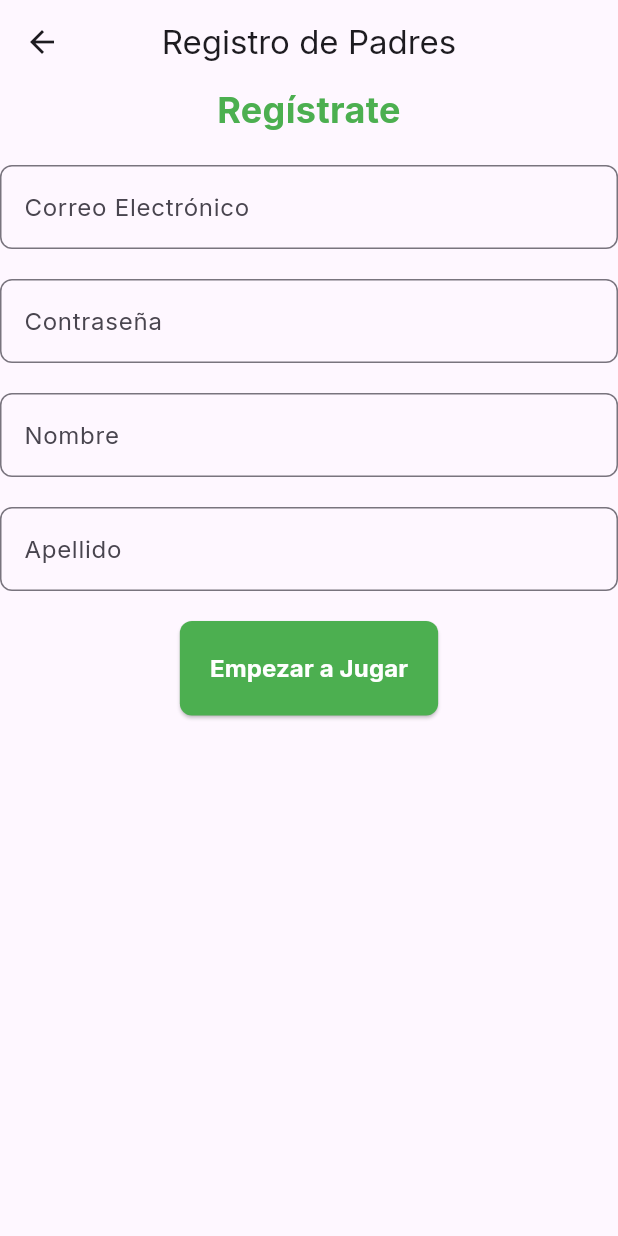
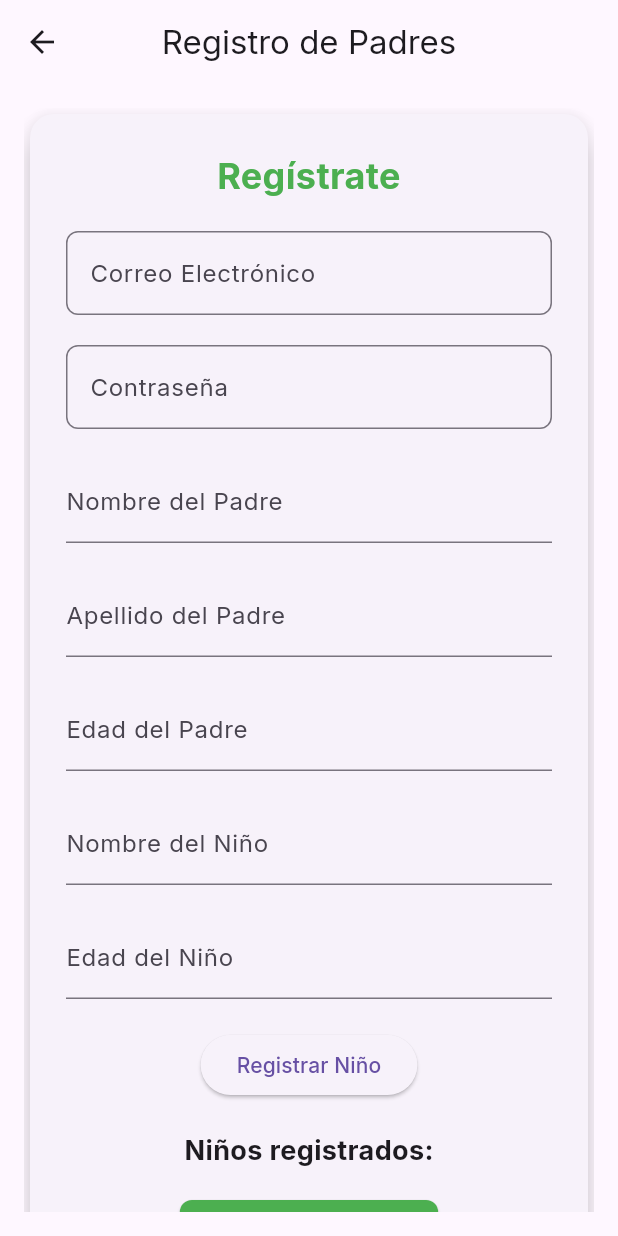
Before and after one commit to GrullonDev/EduPlay, a Flutter app: the screen it shows after launch, after a tap on "Iniciar", on a phone screen of 412 x 824 dp. Run offline on Flutter 3.47's test engine with Material 3 defaults, Android fonts, the phone set to English and light mode, and no system bars; our stand-ins replace cloud_firestore, firebase_auth, firebase_core, get_it, google_fonts; accounts and stored records are empty; network calls fail.

Commit message:
Implement parent registration: add new pages and logic for parent-child registration

```diff
--- a/lib/features/register/pages/register_layout.dart
+++ /dev/null
@@ -1,54 +0,0 @@
-import 'package:flutter/material.dart';
-
-import 'package:provider/provider.dart';
-
-import 'package:edu_play/features/register/bloc/register_bloc.dart';
-import 'package:edu_play/features/register/widgets/register_button.dart';
-
-class RegisterLayout extends StatelessWidget {
-  const RegisterLayout({super.key});
-
-  @override
-  Widget build(BuildContext context) {
-    return Consumer<RegisterProvider>(
-      builder: (context, bloc, __) => Center(
-        child: Padding(
-          padding: const EdgeInsets.all(124),
-          child: Card(
-            elevation: 8,
-            shape: RoundedRectangleBorder(
-              borderRadius: BorderRadius.circular(16),
-            ),
-            child: Column(
-              crossAxisAlignment: CrossAxisAlignment.center,
-              mainAxisSize: MainAxisSize.max,
-              mainAxisAlignment: MainAxisAlignment.center,
-              children: [
-                TextField(
-                  controller: bloc.firstNameController,
-                  decoration:
-                      const InputDecoration(labelText: 'Nombre del Padre'),
-                ),
-                const SizedBox(height: 20),
-                TextField(
-                  controller: bloc.lastNameController,
-                  decoration:
-                      const InputDecoration(labelText: 'Apellido del Padre'),
-                  keyboardType: TextInputType.text,
-                ),
-                const SizedBox(height: 20),
-                TextField(
-                  controller: bloc.ageController,
-                  decoration:
-                      const InputDecoration(labelText: 'Edad del Padre'),
-                  keyboardType: TextInputType.number,
-                ),
-                const RegisterButton(),
-              ],
-            ),
-          ),
-        ),
-      ),
-    );
-  }
-}
--- a/lib/features/register/pages/register_page.dart
+++ /dev/null
@@ -1,27 +0,0 @@
-import 'package:edu_play/data/repositories/auth_repository.dart';
-import 'package:flutter/material.dart';
-import 'package:provider/provider.dart';
-import 'package:edu_play/features/register/bloc/register_bloc.dart';
-import 'package:edu_play/features/register/widgets/register_form.dart';
-import 'package:edu_play/utils/injection_container.dart';
-
-class RegisterPage extends StatelessWidget {
-  const RegisterPage({super.key});
-
-  @override
-  Widget build(BuildContext context) {
-    return ChangeNotifierProvider<RegisterProvider>(
-      create: (context) => RegisterProvider(
-        context: context,
-        authRepository: sl.get<AuthRepository>(),
-      ),
-      builder: (_, __) => Scaffold(
-        appBar: AppBar(
-          title: const Text('Registro de Padres'),
-          centerTitle: true,
-        ),
-        body: const RegisterForm(),
-      ),
-    );
-  }
-}
--- a/lib/features/register/bloc/register_bloc.dart
+++ b/lib/features/register_parents/bloc/register_parents_bloc.dart
@@ -3,8 +3,8 @@ import 'package:firebase_auth/firebase_auth.dart';
 import 'package:edu_play/data/repositories/auth_repository.dart';
 import 'package:edu_play/utils/routes/router_paths.dart';
 
-class RegisterProvider with ChangeNotifier {
-  RegisterProvider({
+class RegisterParentsBloc with ChangeNotifier {
+  RegisterParentsBloc({
     required BuildContext context,
     required this.authRepository,
   })  : _context = context,
--- /dev/null
+++ b/lib/features/register_parents/pages/register_parents_layout.dart
@@ -0,0 +1,49 @@
+import 'package:edu_play/features/register_parents/widgets/register_parents_form.dart';
+import 'package:flutter/material.dart';
+import 'package:provider/provider.dart';
+import 'package:edu_play/features/register_parents/bloc/register_parents_bloc.dart';
+import 'package:edu_play/features/register_parents/widgets/register_parents_button.dart';
+import 'package:edu_play/features/register_parents/widgets/register_parents_child_form.dart';
+
+class RegisterParentsLayout extends StatelessWidget {
+  const RegisterParentsLayout({super.key});
+
+  @override
+  Widget build(BuildContext context) {
+    return Consumer<RegisterParentsBloc>(
+      builder: (context, bloc, __) => Center(
+        child: Padding(
+          padding: const EdgeInsets.all(16),
+          child: SingleChildScrollView(
+            child: Card(
+              elevation: 8,
+              shape: RoundedRectangleBorder(
+                borderRadius: BorderRadius.circular(16),
+              ),
+              child: Padding(
+                padding: const EdgeInsets.all(24),
+                child: Column(
+                  crossAxisAlignment: CrossAxisAlignment.center,
+                  mainAxisSize: MainAxisSize.min,
+                  children: [
+                    RegisterParentsForm(
+                      emailController: bloc.emailController,
+                      passwordController: bloc.passwordController,
+                      firstNameController: bloc.firstNameController,
+                      lastNameController: bloc.lastNameController,
+                      ageController: bloc.ageController,
+                    ),
+                    const SizedBox(height: 20),
+                    const RegisterParentsChildForm(),
+                    const SizedBox(height: 20),
+                    const RegisterParentsButton(),
+                  ],
+                ),
+              ),
+            ),
+          ),
+        ),
+      ),
+    );
+  }
+}
--- /dev/null
+++ b/lib/features/register_parents/pages/register_parents_page.dart
@@ -0,0 +1,29 @@
+import 'package:flutter/material.dart';
+
+import 'package:provider/provider.dart';
+
+import 'package:edu_play/data/repositories/auth_repository.dart';
+import 'package:edu_play/features/register_parents/bloc/register_parents_bloc.dart';
+import 'package:edu_play/features/register_parents/pages/register_parents_layout.dart';
+import 'package:edu_play/utils/injection_container.dart';
+
+class RegisterParentsPage extends StatelessWidget {
+  const RegisterParentsPage({super.key});
+
+  @override
+  Widget build(BuildContext context) {
+    return ChangeNotifierProvider<RegisterParentsBloc>(
+      create: (context) => RegisterParentsBloc(
+        context: context,
+        authRepository: sl.get<AuthRepository>(),
+      ),
+      builder: (_, __) => Scaffold(
+        appBar: AppBar(
+          title: const Text('Registro de Padres'),
+          centerTitle: true,
+        ),
+        body: const RegisterParentsLayout(),
+      ),
+    );
+  }
+}
--- a/lib/features/register/widgets/register_button.dart
+++ b/lib/features/register_parents/widgets/register_parents_button.dart
@@ -1,9 +1,9 @@
 import 'package:flutter/material.dart';
 import 'package:provider/provider.dart';
-import 'package:edu_play/features/register/bloc/register_bloc.dart';
+import 'package:edu_play/features/register_parents/bloc/register_parents_bloc.dart';
 
-class RegisterButton extends StatelessWidget {
-  const RegisterButton({super.key});
+class RegisterParentsButton extends StatelessWidget {
+  const RegisterParentsButton({super.key});
 
   @override
   Widget build(BuildContext context) {
@@ -13,7 +13,7 @@ class RegisterButton extends StatelessWidget {
 
         return ElevatedButton(
           onPressed: () {
-            context.read<RegisterProvider>().registerParent();
+            context.read<RegisterParentsBloc>().registerParent();
           },
           style: ElevatedButton.styleFrom(
             backgroundColor: Colors.green,
--- a/lib/features/register/widgets/register_child.dart
+++ b/lib/features/register_parents/widgets/register_parents_child.dart
@@ -1,9 +1,9 @@
 import 'package:flutter/material.dart';
 import 'package:provider/provider.dart';
-import 'package:edu_play/features/register/bloc/register_bloc.dart';
+import 'package:edu_play/features/register_parents/bloc/register_parents_bloc.dart';
 
-class RegisterChild extends StatelessWidget {
-  const RegisterChild({super.key});
+class RegisterParentsChild extends StatelessWidget {
+  const RegisterParentsChild({super.key});
 
   @override
   Widget build(BuildContext context) {
@@ -16,17 +16,19 @@ class RegisterChild extends StatelessWidget {
         child: Column(
           children: [
             TextField(
-              controller: context.read<RegisterProvider>().childNameController,
+              controller:
+                  context.read<RegisterParentsBloc>().childNameController,
               decoration: const InputDecoration(labelText: 'Nombre del Niño'),
             ),
             TextField(
-              controller: context.read<RegisterProvider>().childAgeController,
+              controller:
+                  context.read<RegisterParentsBloc>().childAgeController,
               decoration: const InputDecoration(labelText: 'Edad del Niño'),
               keyboardType: TextInputType.number,
             ),
             ElevatedButton(
               onPressed: () {
-                context.read<RegisterProvider>().registerChild();
+                context.read<RegisterParentsBloc>().registerChild();
               },
               child: const Text('Registrar Niño'),
             ),
--- /dev/null
+++ b/lib/features/register_parents/widgets/register_parents_child_form.dart
@@ -0,0 +1,43 @@
+import 'package:flutter/material.dart';
+
+import 'package:provider/provider.dart';
+
+import 'package:edu_play/features/register_parents/bloc/register_parents_bloc.dart';
+
+class RegisterParentsChildForm extends StatelessWidget {
+  const RegisterParentsChildForm({super.key});
+
+  @override
+  Widget build(BuildContext context) {
+    return Consumer<RegisterParentsBloc>(
+      builder: (context, bloc, __) => Column(
+        crossAxisAlignment: CrossAxisAlignment.center,
+        children: [
+          TextField(
+            controller: bloc.childNameController,
+            decoration: const InputDecoration(labelText: 'Nombre del Niño'),
+          ),
+          const SizedBox(height: 20),
+          TextField(
+            controller: bloc.childAgeController,
+            decoration: const InputDecoration(labelText: 'Edad del Niño'),
+            keyboardType: TextInputType.number,
+          ),
+          const SizedBox(height: 20),
+          ElevatedButton(
+            onPressed: () {
+              bloc.registerChild();
+            },
+            child: const Text('Registrar Niño'),
+          ),
+          const SizedBox(height: 20),
+          const Text(
+            'Niños registrados:',
+            style: TextStyle(fontSize: 18, fontWeight: FontWeight.bold),
+          ),
+          ...bloc.children.map((child) => Text(child)),
+        ],
+      ),
+    );
+  }
+}
--- a/lib/features/register/widgets/register_form.dart
+++ b/lib/features/register_parents/widgets/register_parents_form.dart
@@ -2,11 +2,23 @@ import 'package:flutter/material.dart';
 
 import 'package:provider/provider.dart';
 
-import 'package:edu_play/features/register/bloc/register_bloc.dart';
-import 'package:edu_play/features/register/widgets/register_button.dart';
+import 'package:edu_play/features/register_parents/bloc/register_parents_bloc.dart';
 
-class RegisterForm extends StatelessWidget {
-  const RegisterForm({super.key});
+class RegisterParentsForm extends StatelessWidget {
+  const RegisterParentsForm({
+    super.key,
+    required this.emailController,
+    required this.passwordController,
+    required this.firstNameController,
+    required this.lastNameController,
+    required this.ageController,
+  });
+
+  final TextEditingController emailController;
+  final TextEditingController passwordController;
+  final TextEditingController firstNameController;
+  final TextEditingController lastNameController;
+  final TextEditingController ageController;
 
   @override
   Widget build(BuildContext context) {
@@ -29,12 +41,12 @@ class RegisterForm extends StatelessWidget {
                 ),
               ),
               const SizedBox(height: 20),
-              Consumer<RegisterProvider>(
+              Consumer<RegisterParentsBloc>(
                 builder: (context, provider, child) {
                   return Column(
                     children: [
                       TextField(
-                        controller: provider.emailController,
+                        controller: emailController,
                         decoration: InputDecoration(
                           labelText: 'Correo Electrónico',
                           border: OutlineInputBorder(
@@ -44,7 +56,7 @@ class RegisterForm extends StatelessWidget {
                       ),
                       const SizedBox(height: 20),
                       TextField(
-                        controller: provider.passwordController,
+                        controller: passwordController,
                         decoration: InputDecoration(
                           labelText: 'Contraseña',
                           border: OutlineInputBorder(
@@ -55,26 +67,24 @@ class RegisterForm extends StatelessWidget {
                       ),
                       const SizedBox(height: 20),
                       TextField(
-                        controller: provider.firstNameController,
-                        decoration: InputDecoration(
-                          labelText: 'Nombre',
-                          border: OutlineInputBorder(
-                            borderRadius: BorderRadius.circular(8),
-                          ),
-                        ),
+                        controller: firstNameController,
+                        decoration: const InputDecoration(
+                            labelText: 'Nombre del Padre'),
                       ),
                       const SizedBox(height: 20),
                       TextField(
-                        controller: provider.lastNameController,
-                        decoration: InputDecoration(
-                          labelText: 'Apellido',
-                          border: OutlineInputBorder(
-                            borderRadius: BorderRadius.circular(8),
-                          ),
-                        ),
+                        controller: lastNameController,
+                        decoration: const InputDecoration(
+                            labelText: 'Apellido del Padre'),
+                        keyboardType: TextInputType.text,
                       ),
                       const SizedBox(height: 20),
-                      const RegisterButton(),
+                      TextField(
+                        controller: ageController,
+                        decoration:
+                            const InputDecoration(labelText: 'Edad del Padre'),
+                        keyboardType: TextInputType.number,
+                      ),
                     ],
                   );
                 },
--- a/lib/utils/my_app.dart
+++ b/lib/utils/my_app.dart
@@ -6,7 +6,7 @@ import 'package:google_fonts/google_fonts.dart';
 import 'package:provider/provider.dart';
 
 import 'package:edu_play/features/login/pages/login_page.dart';
-import 'package:edu_play/features/register/bloc/register_bloc.dart';
+import 'package:edu_play/features/register_parents/bloc/register_parents_bloc.dart';
 import 'package:edu_play/utils/routes/router_paths.dart';
 import 'package:edu_play/utils/routes/router_switch.dart';
 
@@ -19,7 +19,7 @@ class MyApp extends StatelessWidget {
     return MultiProvider(
       providers: [
         ChangeNotifierProvider(
-          create: (_) => RegisterProvider(
+          create: (_) => RegisterParentsBloc(
             context: context,
             authRepository: sl.get<AuthRepository>(),
           ),
--- a/lib/utils/routes/router_switch.dart
+++ b/lib/utils/routes/router_switch.dart
@@ -3,8 +3,8 @@ import 'package:flutter/material.dart';
 import 'package:edu_play/features/login/pages/login_page.dart';
 import 'package:edu_play/features/math_adventure/pages/math_adventure_page.dart';
 import 'package:edu_play/features/menu/pages/menu_page.dart';
-import 'package:edu_play/features/register/pages/register_page.dart';
-import 'package:edu_play/features/register/widgets/register_child.dart';
+import 'package:edu_play/features/register_parents/pages/register_parents_page.dart';
+import 'package:edu_play/features/register_parents/widgets/register_parents_child.dart';
 import 'package:edu_play/utils/routes/router_paths.dart';
 
 class AppRouter {
@@ -17,10 +17,10 @@ class AppRouter {
         page = const LoginPage();
         break;
       case RouterPaths.register:
-        page = const RegisterPage();
+        page = const RegisterParentsPage();
         break;
       case RouterPaths.registerChild:
-        page = const RegisterChild();
+        page = const RegisterParentsChild();
         break;
       case RouterPaths.menu:
         final userName = settings.arguments as String?;
```
